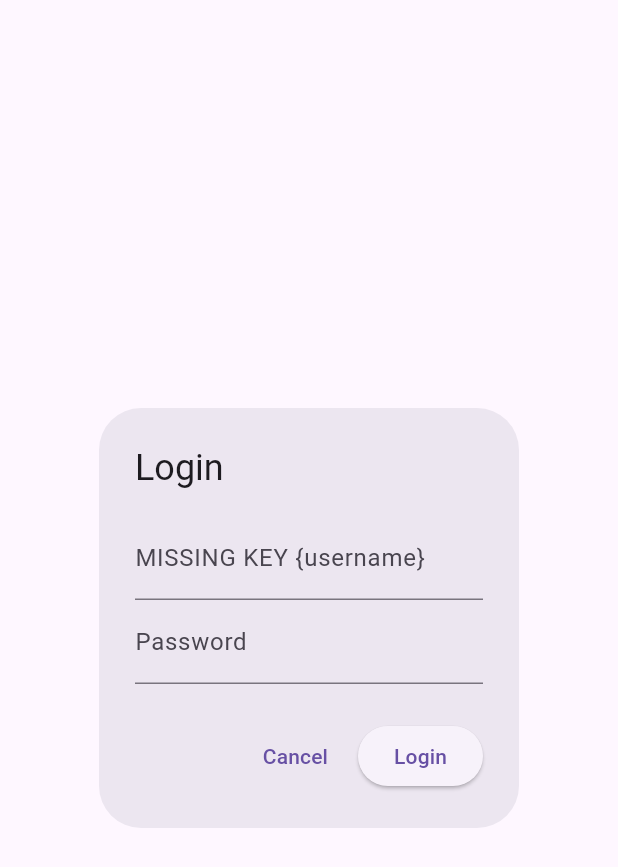
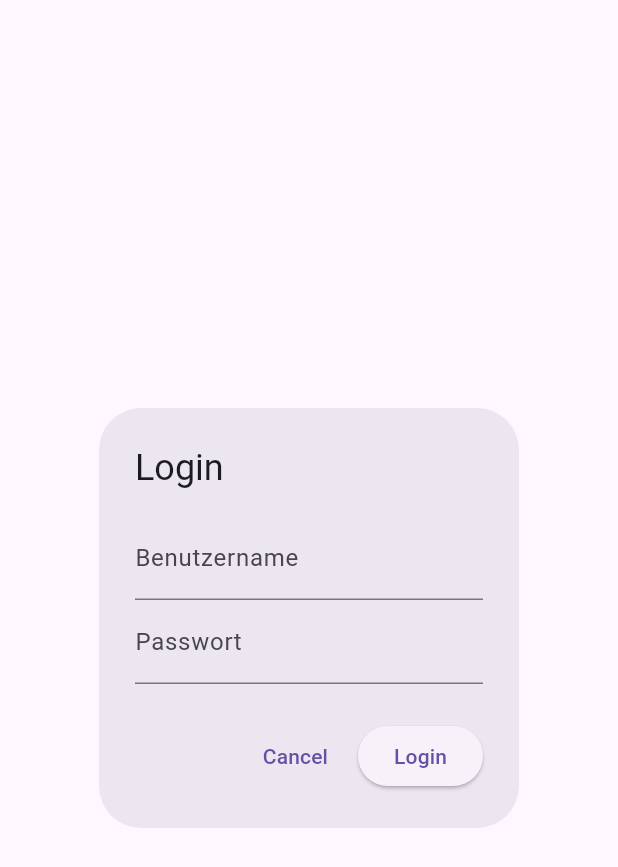
Before and after one commit to Marsmanni/memory-puzzle-ui, a Flutter app: the LoginDialog widget shown alone on an empty page, opened directly, on a phone screen of 412 x 824 dp. Shown: the top 867 px of the screen. Run offline on Flutter 3.47's test engine with Material 3 defaults, Android fonts, the phone set to English and light mode, and no system bars; our stand-ins replace file_picker, image_picker, logger, shared_preferences; accounts and stored records are empty; network calls fail.

Commit message:
finetuning, localizations

```diff
--- a/lib/src/utils/app_localizations.dart
+++ b/lib/src/utils/app_localizations.dart
@@ -99,6 +99,14 @@ ERWEITERTE STEUERUNG:
   • Z/X = Drehen
   • R = Zurücksetzen
 ''',
+      // Login Page
+      'login.username': 'Benutzername',
+      'login.password': 'Passwort',
+
+      // Cropper additional info
+      'cropperPage.currentScale': 'Aktueller Maßstab: {scale}',
+      'cropperPage.currentOffset': 'Aktuelle Position: ({dx}, {dy})',
+      'cropperPage.imageSize': 'Bildgröße: {width} x {height}',
     },
     'en': {
       // Users Page
@@ -197,6 +205,14 @@ ENHANCED CONTROLS:
   • Z/X = Rotate
   • R = Reset
 ''',
+      // Login Page
+      'login.username': 'Username',
+      'login.password': 'Password',
+
+      // Cropper additional info
+      'cropperPage.currentScale': 'Current scale: {scale}',
+      'cropperPage.currentOffset': 'Current offset: ({dx}, {dy})',
+      'cropperPage.imageSize': 'Image size: {width} x {height}',
     },
   };
 
--- a/lib/src/widgets/login_dialog.dart
+++ b/lib/src/widgets/login_dialog.dart
@@ -79,11 +79,11 @@ class _LoginDialogState extends State<LoginDialog> {
         children: [
           TextField(
             controller: _usernameController,
-            decoration: InputDecoration(labelText: AppLocalizations.get('username')),
+            decoration: InputDecoration(labelText: AppLocalizations.get('login.username')),
           ),
           TextField(
             controller: _passwordController,
-            decoration: const InputDecoration(labelText: 'Password'),
+            decoration: InputDecoration(labelText: AppLocalizations.get('login.password')),
             obscureText: true,
           ),
           if (_error != null)
--- a/lib/src/widgets/play_settings_menu.dart
+++ b/lib/src/widgets/play_settings_menu.dart
@@ -14,8 +14,8 @@ class PlaySettingsMenu extends StatelessWidget {
     required this.onPlaceholderChanged,
     required this.languageCode,
     required this.onLanguageChanged,
-    Key? key,
-  }) : super(key: key);
+    super.key,
+  });
 
   @override
   Widget build(BuildContext context) {
```
Also changed, not shown: lib/src/widgets/image_cropper_app_bar.dart (+19 -20 lines).
